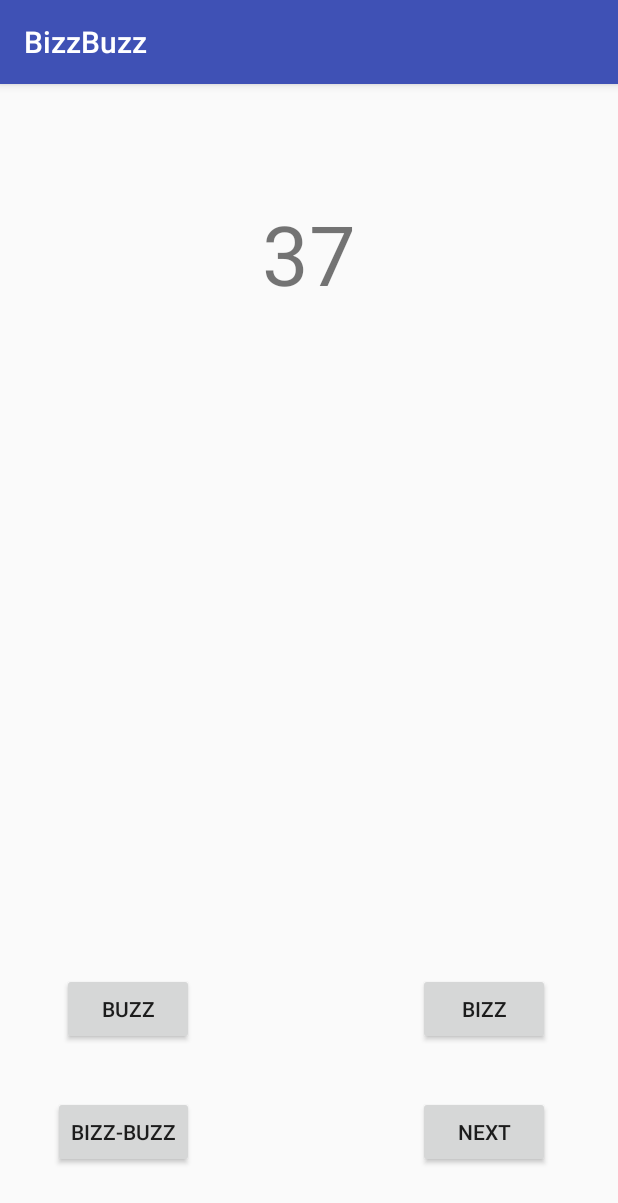
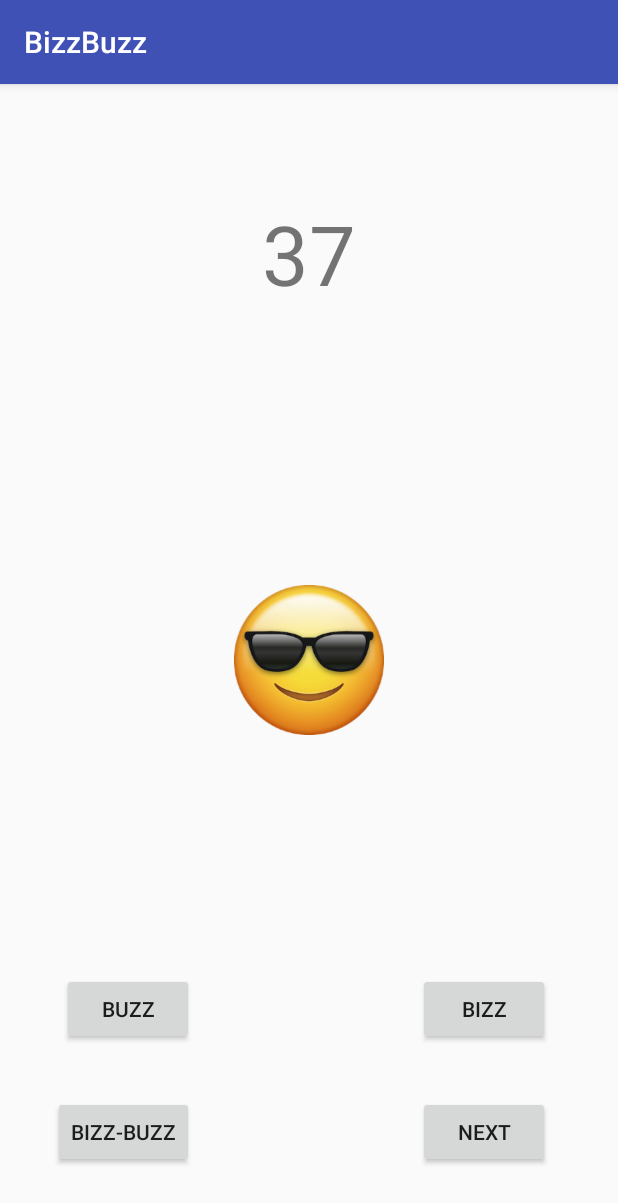
Before and after one commit to benfallas/bizzbuzz, an Android app: the PlayActivity screen opened directly, with no data from a screen before it, after a tap on "BUZZ", on a phone screen of 412 x 824 dp. Shown: the top 1203 px of the screen. Run offline under Robolectric (Android 15) with nearby library versions, the phone set to English and light mode, and no system bars; our stand-ins replace ButterKnife.

Commit message:
Adding emoji to display when the user guesses right

```diff
--- a/BizzBuzz/app/src/main/java/firstandroid/com/bizzbuzz/PlayActivity.java
+++ b/BizzBuzz/app/src/main/java/firstandroid/com/bizzbuzz/PlayActivity.java
@@ -1,9 +1,12 @@
 package firstandroid.com.bizzbuzz;
 
 import android.content.Intent;
+import android.media.Image;
 import android.support.v7.app.AppCompatActivity;
 import android.os.Bundle;
+import android.view.View;
 import android.widget.Button;
+import android.widget.ImageView;
 import android.widget.TextView;
 import android.widget.Toast;
 
@@ -23,6 +26,7 @@ public class PlayActivity extends AppCompatActivity {
     @BindView(R.id.bizz_button) Button bizz_button;
     @BindView(R.id.bizz_buzz_button) Button bizz_buzz_botton;
     @BindView(R.id.next_button) Button next_button;
+    @BindView(R.id.cool_emoji) ImageView cool_emoji;
 
 
     @Override
@@ -32,6 +36,7 @@ public class PlayActivity extends AppCompatActivity {
         ButterKnife.bind(this);
 
         generateRandomNum();
+        cool_emoji.setVisibility(View.GONE);
     }
 
 
@@ -47,6 +52,7 @@ public class PlayActivity extends AppCompatActivity {
         if(checkBuzz()) {
             Toast.makeText(this, "CORRECT", Toast.LENGTH_SHORT).show();
             generateRandomNum();
+            showEmoji();
         } else {
             Toast.makeText(this, "WRONG", Toast.LENGTH_SHORT).show();
             launchGameOver();
@@ -58,6 +64,7 @@ public class PlayActivity extends AppCompatActivity {
         if(checkBizz()) {
             Toast.makeText(this, "CORRECT", Toast.LENGTH_SHORT).show();
             generateRandomNum();
+            showEmoji();
         } else {
             Toast.makeText(this, "WRONG", Toast.LENGTH_SHORT).show();
             launchGameOver();
@@ -68,6 +75,7 @@ public class PlayActivity extends AppCompatActivity {
         if(checkBizzBuzz()) {
             Toast.makeText(this, "CORRECT", Toast.LENGTH_SHORT).show();
             generateRandomNum();
+            showEmoji();
         } else {
             Toast.makeText(this, "WRONG", Toast.LENGTH_SHORT).show();
             launchGameOver();
@@ -79,9 +87,15 @@ public class PlayActivity extends AppCompatActivity {
         if(checkNext()) {
             Toast.makeText(this, "CORRECT", Toast.LENGTH_SHORT).show();
             generateRandomNum();
+            showEmoji();
         } else {
             Toast.makeText(this, "WRONG", Toast.LENGTH_SHORT).show();
             launchGameOver();
+        }
+    }
+    private void showEmoji() {
+        if (!cool_emoji.isShown()) {
+            cool_emoji.setVisibility(View.VISIBLE);
         }
     }
 
--- a/BizzBuzz/app/src/main/res/layout/activity_play.xml
+++ b/BizzBuzz/app/src/main/res/layout/activity_play.xml
@@ -1,5 +1,6 @@
 <?xml version="1.0" encoding="utf-8"?>
 <RelativeLayout xmlns:android="http://schemas.android.com/apk/res/android"
+    xmlns:app="http://schemas.android.com/apk/res-auto"
     xmlns:tools="http://schemas.android.com/tools"
     android:id="@+id/activity_play"
     android:layout_width="match_parent"
@@ -60,4 +61,13 @@
         android:layout_alignBaseline="@+id/bizz_buzz_button"
         android:layout_alignBottom="@+id/bizz_buzz_button"
         android:layout_alignStart="@+id/bizz_button" />
+
+    <ImageView
+        android:layout_width="100dp"
+        android:layout_height="100dp"
+        app:srcCompat="@drawable/coolimoji"
+        android:id="@+id/cool_emoji"
+        android:layout_centerVertical="true"
+        android:layout_centerHorizontal="true" />
+
 </RelativeLayout>
```
Also changed, not shown: BizzBuzz/app/src/main/res/drawable-hdpi/coolimoji.png (added), BizzBuzz/app/src/main/res/drawable-mdpi/coolimoji.png (added), BizzBuzz/app/src/main/res/drawable-xhdpi/coolimoji.png (added), BizzBuzz/app/src/main/res/drawable-xxhdpi/coolimoji.png (added), BizzBuzz/app/src/main/res/drawable-xxxhdpi/coolimoji.png (added).
